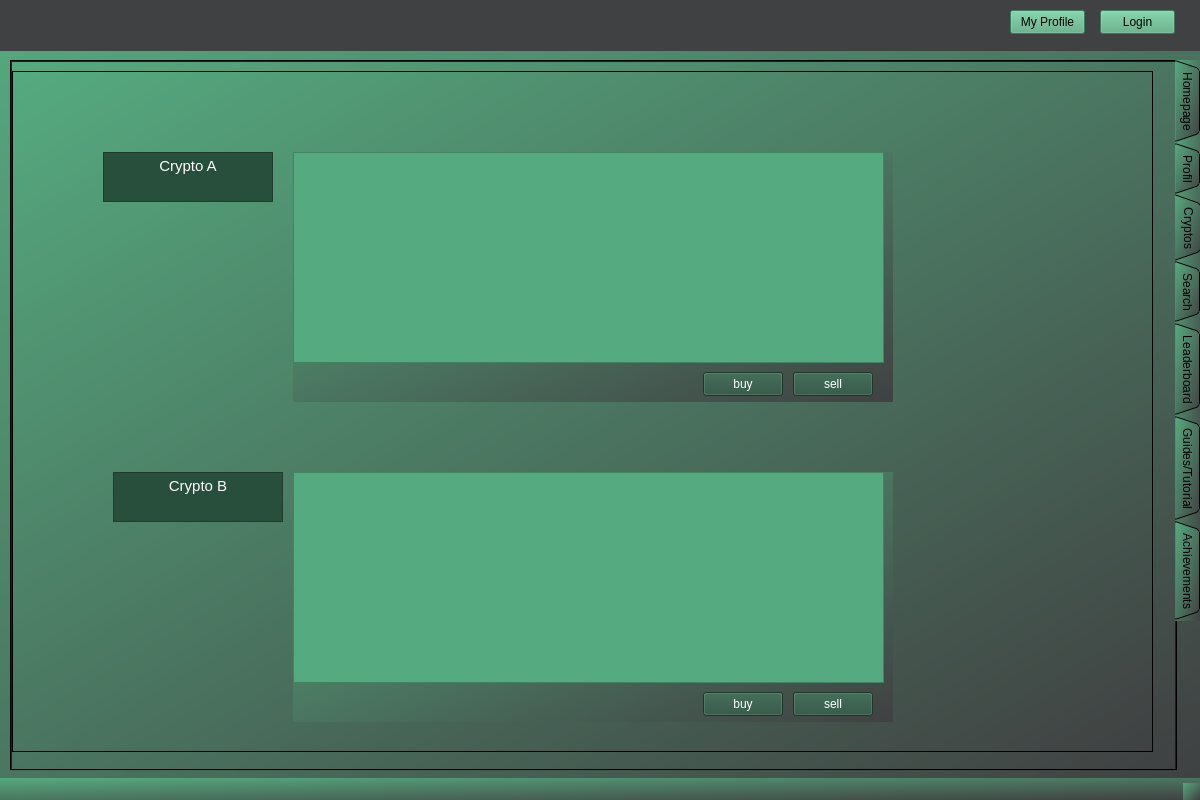
This is client/form.ui in SushantKumarPandey/Crypto-Tradeing-App-with-fake-currency as Qt 5 draws it before an edit. The edited form follows.
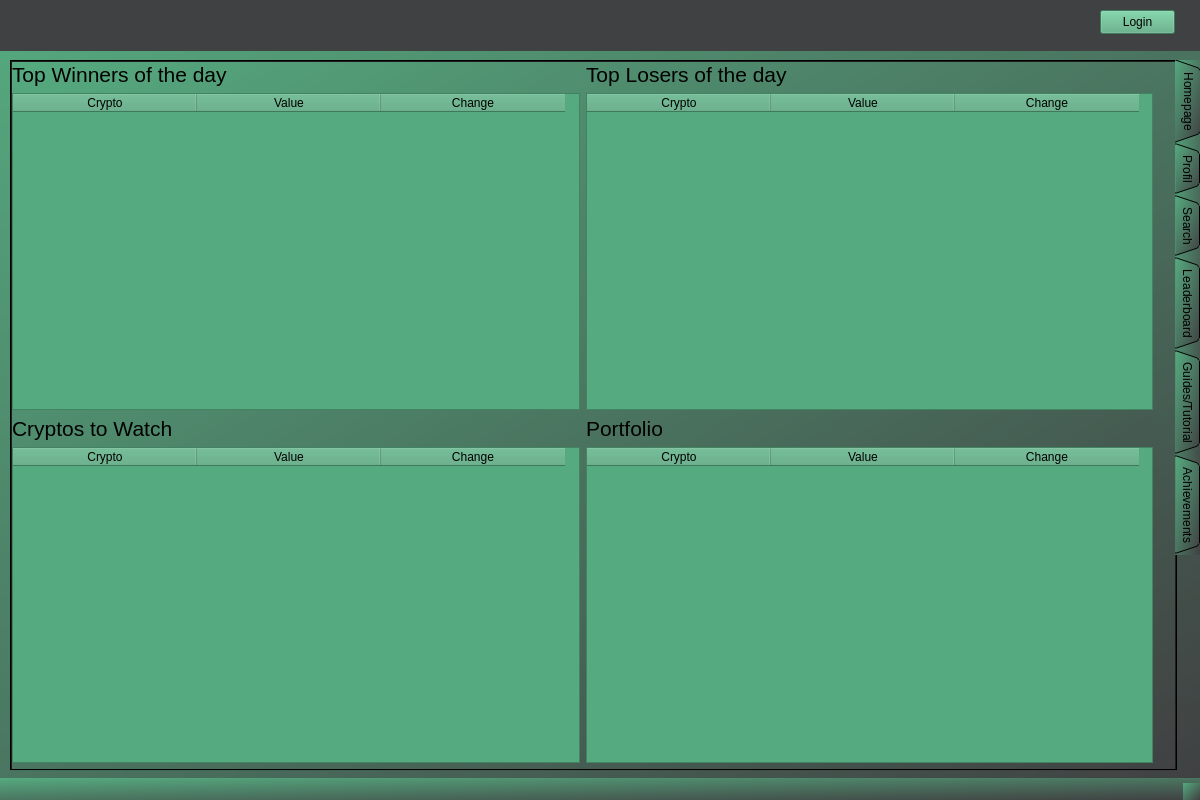
This is the edited form. The open tabs and pages were chosen to show the change.

Commit message: fix(UI): Crypto als popup-fenster anstatt als tab.

Diff of the .ui file:
```diff
--- a/client/form.ui
+++ b/client/form.ui
@@ -474,200 +474,6 @@
       </property>
      </widget>
     </widget>
-    <widget class="QWidget" name="tab_6">
-     <attribute name="title">
-      <string>Cryptos</string>
-     </attribute>
-     <widget class="QScrollArea" name="scrollArea">
-      <property name="geometry">
-       <rect>
-        <x>0</x>
-        <y>9</y>
-        <width>1141</width>
-        <height>681</height>
-       </rect>
-      </property>
-      <property name="widgetResizable">
-       <bool>true</bool>
-      </property>
-      <widget class="QWidget" name="scrollAreaWidgetContents">
-       <property name="geometry">
-        <rect>
-         <x>0</x>
-         <y>0</y>
-         <width>1139</width>
-         <height>679</height>
-        </rect>
-       </property>
-       <widget class="QWidget" name="widget_10" native="true">
-        <property name="geometry">
-         <rect>
-          <x>280</x>
-          <y>80</y>
-          <width>600</width>
-          <height>250</height>
-         </rect>
-        </property>
-        <widget class="QGraphicsView" name="graphicsView_3">
-         <property name="geometry">
-          <rect>
-           <x>0</x>
-           <y>0</y>
-           <width>591</width>
-           <height>211</height>
-          </rect>
-         </property>
-         <property name="styleSheet">
-          <string notr="true">font: 14pt &quot;Segoe UI&quot;;
-color: rgb(0, 0, 0);
-background-color: rgb(85, 170, 127);</string>
-         </property>
-        </widget>
-        <widget class="QPushButton" name="pushButton_7">
-         <property name="geometry">
-          <rect>
-           <x>410</x>
-           <y>220</y>
-           <width>80</width>
-           <height>24</height>
-          </rect>
-         </property>
-         <property name="styleSheet">
-          <string notr="true">color: rgb(255, 255, 255);
-background-color: rgb(39, 79, 59);</string>
-         </property>
-         <property name="text">
-          <string>buy</string>
-         </property>
-        </widget>
-        <widget class="QPushButton" name="pushButton_8">
-         <property name="geometry">
-          <rect>
-           <x>500</x>
-           <y>220</y>
-           <width>80</width>
-           <height>24</height>
-          </rect>
-         </property>
-         <property name="styleSheet">
-          <string notr="true">color: rgb(255, 255, 255);
-background-color: rgb(39, 79, 59);</string>
-         </property>
-         <property name="text">
-          <string>sell</string>
-         </property>
-        </widget>
-       </widget>
-       <widget class="QWidget" name="widget_11" native="true">
-        <property name="geometry">
-         <rect>
-          <x>280</x>
-          <y>400</y>
-          <width>600</width>
-          <height>250</height>
-         </rect>
-        </property>
-        <widget class="QGraphicsView" name="graphicsView_4">
-         <property name="geometry">
-          <rect>
-           <x>0</x>
-           <y>0</y>
-           <width>591</width>
-           <height>211</height>
-          </rect>
-         </property>
-         <property name="styleSheet">
-          <string notr="true">font: 14pt &quot;Segoe UI&quot;;
-color: rgb(0, 0, 0);
-background-color: rgb(85, 170, 127);</string>
-         </property>
-        </widget>
-        <widget class="QPushButton" name="pushButton_9">
-         <property name="geometry">
-          <rect>
-           <x>410</x>
-           <y>220</y>
-           <width>80</width>
-           <height>24</height>
-          </rect>
-         </property>
-         <property name="styleSheet">
-          <string notr="true">color: rgb(255, 255, 255);
-background-color: rgb(39, 79, 59);</string>
-         </property>
-         <property name="text">
-          <string>buy</string>
-         </property>
-        </widget>
-        <widget class="QPushButton" name="pushButton_10">
-         <property name="geometry">
-          <rect>
-           <x>500</x>
-           <y>220</y>
-           <width>80</width>
-           <height>24</height>
-          </rect>
-         </property>
-         <property name="styleSheet">
-          <string notr="true">color: rgb(255, 255, 255);
-background-color: rgb(39, 79, 59);</string>
-         </property>
-         <property name="text">
-          <string>sell</string>
-         </property>
-        </widget>
-       </widget>
-       <widget class="QTextEdit" name="textEdit_3">
-        <property name="geometry">
-         <rect>
-          <x>100</x>
-          <y>400</y>
-          <width>170</width>
-          <height>50</height>
-         </rect>
-        </property>
-        <property name="styleSheet">
-         <string notr="true">color: rgb(255, 255, 255);
-background-color: rgb(39, 79, 59);</string>
-        </property>
-        <property name="html">
-         <string>&lt;!DOCTYPE HTML PUBLIC &quot;-//W3C//DTD HTML 4.0//EN&quot; &quot;http://www.w3.org/TR/REC-html40/strict.dtd&quot;&gt;
-&lt;html&gt;&lt;head&gt;&lt;meta name=&quot;qrichtext&quot; content=&quot;1&quot; /&gt;&lt;meta charset=&quot;utf-8&quot; /&gt;&lt;style type=&quot;text/css&quot;&gt;
-p, li { white-space: pre-wrap; }
-hr { height: 1px; border-width: 0; }
-li.unchecked::marker { content: &quot;\2610&quot;; }
-li.checked::marker { content: &quot;\2612&quot;; }
-&lt;/style&gt;&lt;/head&gt;&lt;body style=&quot; font-family:'Segoe UI'; font-size:9pt; font-weight:400; font-style:normal;&quot;&gt;
-&lt;p align=&quot;center&quot; style=&quot; margin-top:0px; margin-bottom:0px; margin-left:0px; margin-right:0px; -qt-block-indent:0; text-indent:0px;&quot;&gt;&lt;span style=&quot; font-size:11pt;&quot;&gt;Crypto B&lt;/span&gt;&lt;/p&gt;&lt;/body&gt;&lt;/html&gt;</string>
-        </property>
-       </widget>
-       <widget class="QTextEdit" name="textEdit_4">
-        <property name="geometry">
-         <rect>
-          <x>90</x>
-          <y>80</y>
-          <width>170</width>
-          <height>50</height>
-         </rect>
-        </property>
-        <property name="styleSheet">
-         <string notr="true">color: rgb(255, 255, 255);
-background-color: rgb(39, 79, 59);</string>
-        </property>
-        <property name="html">
-         <string>&lt;!DOCTYPE HTML PUBLIC &quot;-//W3C//DTD HTML 4.0//EN&quot; &quot;http://www.w3.org/TR/REC-html40/strict.dtd&quot;&gt;
-&lt;html&gt;&lt;head&gt;&lt;meta name=&quot;qrichtext&quot; content=&quot;1&quot; /&gt;&lt;meta charset=&quot;utf-8&quot; /&gt;&lt;style type=&quot;text/css&quot;&gt;
-p, li { white-space: pre-wrap; }
-hr { height: 1px; border-width: 0; }
-li.unchecked::marker { content: &quot;\2610&quot;; }
-li.checked::marker { content: &quot;\2612&quot;; }
-&lt;/style&gt;&lt;/head&gt;&lt;body style=&quot; font-family:'Segoe UI'; font-size:9pt; font-weight:400; font-style:normal;&quot;&gt;
-&lt;p align=&quot;center&quot; style=&quot; margin-top:0px; margin-bottom:0px; margin-left:0px; margin-right:0px; -qt-block-indent:0; text-indent:0px;&quot;&gt;&lt;span style=&quot; font-size:11pt;&quot;&gt;Crypto A&lt;/span&gt;&lt;/p&gt;&lt;/body&gt;&lt;/html&gt;</string>
-        </property>
-       </widget>
-      </widget>
-     </widget>
-    </widget>
     <widget class="QWidget" name="tab_2">
      <attribute name="title">
       <string>Search</string>
@@ -1390,22 +1196,6 @@
       <string>Login</string>
      </property>
     </widget>
-    <widget class="QPushButton" name="pushButton_2">
-     <property name="geometry">
-      <rect>
-       <x>1010</x>
-       <y>10</y>
-       <width>75</width>
-       <height>24</height>
-      </rect>
-     </property>
-     <property name="styleSheet">
-      <string notr="true">background-color: rgb(85, 170, 127);</string>
-     </property>
-     <property name="text">
-      <string>My Profile</string>
-     </property>
-    </widget>
    </widget>
   </widget>
   <widget class="QStatusBar" name="statusbar"/>
```
The commit also changes 2 other files.
